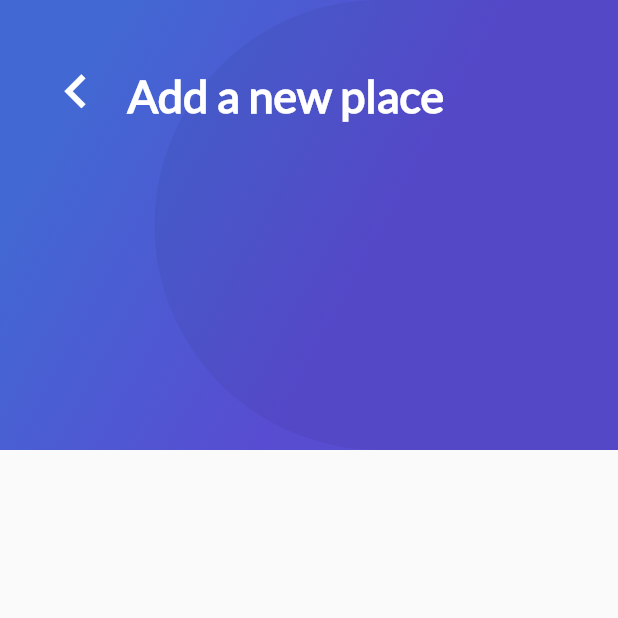
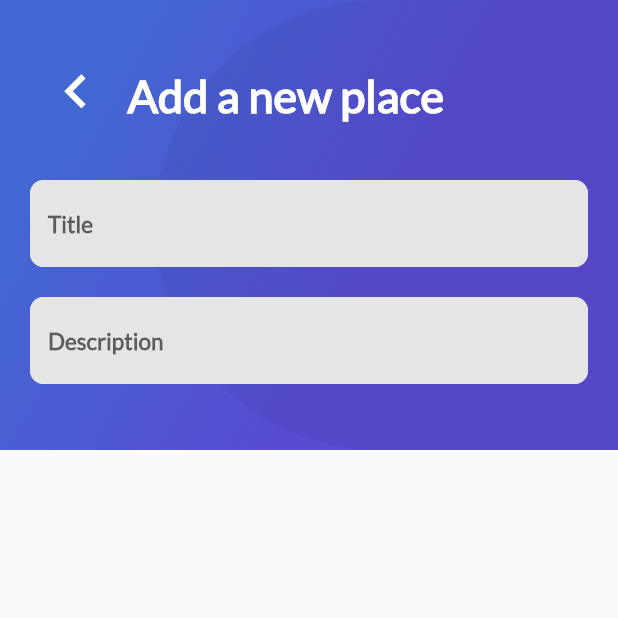
Before and after one commit to My-courses-complete/Flutter-course, a Flutter app: the AddPlaceScreen screen opened directly, on a phone screen of 412 x 824 dp, the top half of it. Run offline on Flutter 3.47's test engine with Material 2 defaults, Android fonts, the phone set to English and light mode, and no system bars; our stand-ins replace cloud_firestore, firebase_auth, firebase_core, firebase_storage, google_sign_in; missing offline and left inert: generic_bloc_provider; accounts and stored records are empty.

Commit message:
Creando una Safe Area para una interfaz que tiene un AppBar

```diff
--- a/lib/Place/ui/screens/add_place_screen.dart
+++ b/lib/Place/ui/screens/add_place_screen.dart
@@ -1,4 +1,5 @@
 import 'package:basic_flutter/widgets/gradient_back.dart';
+import 'package:basic_flutter/widgets/text_input.dart';
 import 'package:basic_flutter/widgets/title_header.dart';
 import 'package:flutter/material.dart';
 
@@ -17,6 +18,8 @@ class AddPlaceScreen extends StatefulWidget {
 class _AddPlaceScreenState extends State<AddPlaceScreen> {
   @override
   Widget build(BuildContext context) {
+    final _controllerTitlePlace = TextEditingController();
+    final _controllerDescriptionPlace = TextEditingController();
     return Scaffold(
       body: Stack(
         children: <Widget>[
@@ -56,6 +59,29 @@ class _AddPlaceScreenState extends State<AddPlaceScreen> {
                 ),
               ),
             ],
+          ),
+          Container(
+            margin: EdgeInsets.only(
+              top: 120,
+              bottom: 20,
+            ),
+            child: ListView(
+              children: <Widget>[
+                Container(),
+                Container(
+                  margin: EdgeInsets.only(
+                    bottom: 20,
+                  ),
+                  child: TextInput(
+                    hintText: "Title",
+                    inputType: TextInputType.text,
+                    controller: _controllerTitlePlace,
+                  )
+                ),
+                TextInput(hintText: "Description", inputType: TextInputType.multiline, controller: _controllerDescriptionPlace),
+
+              ],
+            )
           )
         ],
       ),
```
